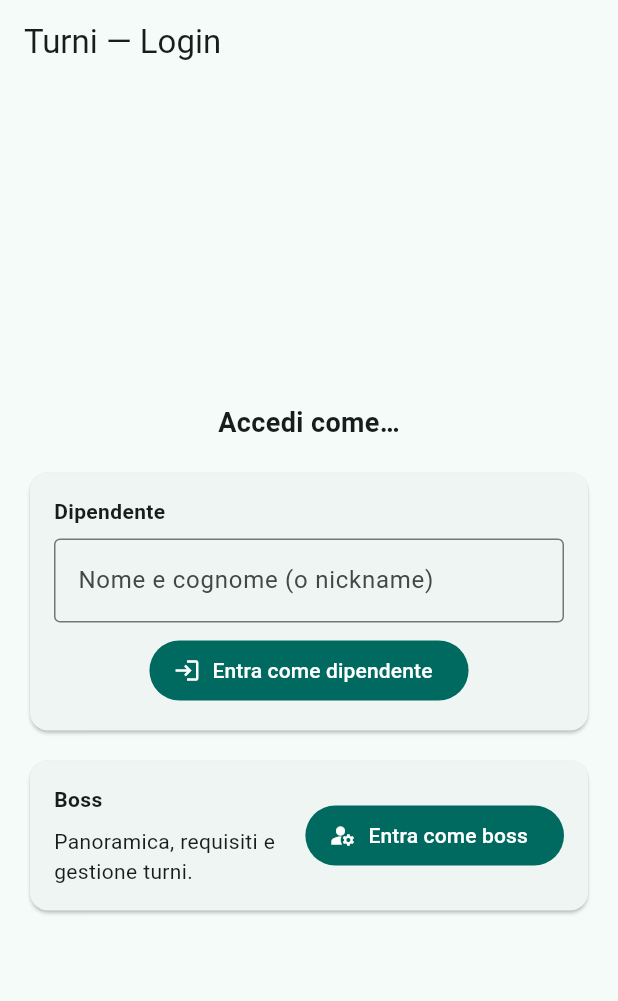
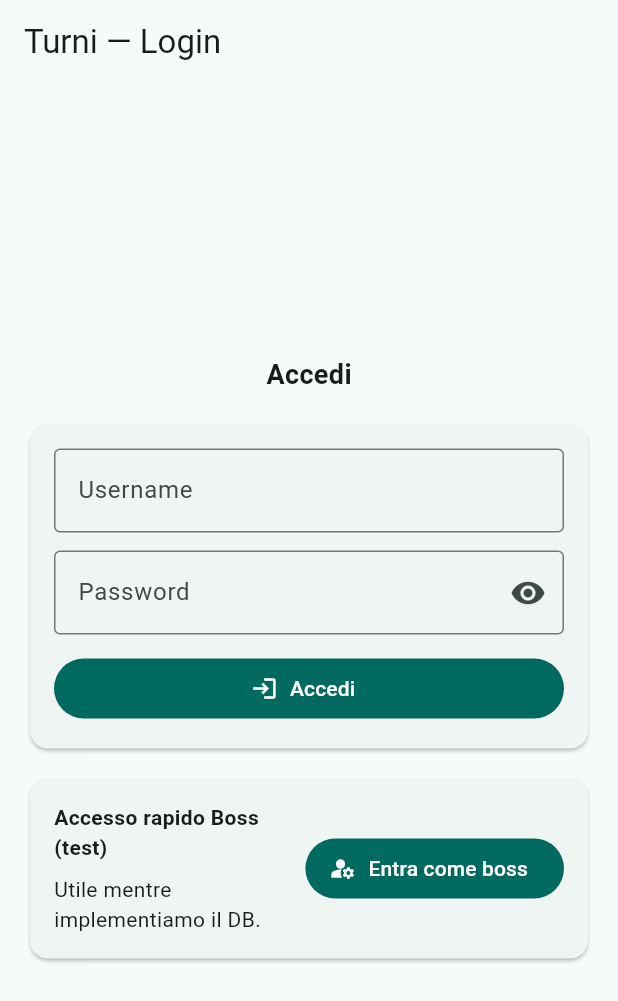
Before and after one commit to leopu00/turni, a Flutter app: the screen it shows after launch, on a phone screen of 412 x 824 dp. Shown: the top 1001 px of the screen. Run offline on Flutter 3.47's test engine with Material 3 defaults, Android fonts, the phone set to English and light mode, and no system bars; our stand-ins replace sqflite; accounts and stored records are empty.

Commit message:
feat(auth): username+password login w/ role routing; add SQLite DAO; web fallback; fix Apple builds

```diff
--- /dev/null
+++ b/lib/data/auth_dao.dart
@@ -0,0 +1,136 @@
+import 'dart:async';
+
+import 'package:path/path.dart' as p;
+import 'package:sqflite/sqflite.dart';
+
+/// Semplice data model utente per l'autenticazione.
+class User {
+  final int? id;
+  final String username;
+  final String password; // Per prototipo: plain-text. Passeremo a hash.
+  final String role; // 'boss' | 'employee'
+
+  const User({this.id, required this.username, required this.password, required this.role});
+
+  User copyWith({int? id, String? username, String? password, String? role}) => User(
+        id: id ?? this.id,
+        username: username ?? this.username,
+        password: password ?? this.password,
+        role: role ?? this.role,
+      );
+
+  Map<String, Object?> toMap() => {
+        'id': id,
+        'username': username,
+        'password': password,
+        'role': role,
+      };
+
+  static User fromMap(Map<String, Object?> map) => User(
+        id: map['id'] as int?,
+        username: map['username'] as String,
+        password: map['password'] as String,
+        role: map['role'] as String,
+      );
+}
+
+/// Data Access Object per la tabella `users` su SQLite.
+class AuthDao {
+  AuthDao._internal();
+  static final AuthDao instance = AuthDao._internal();
+
+  Database? _db;
+
+  Future<Database> get db async {
+    if (_db != null) return _db!;
+    _db = await _openDb();
+    return _db!;
+  }
+
+  Future<Database> _openDb() async {
+    final basePath = await getDatabasesPath();
+    final fullPath = p.join(basePath, 'turni_auth.db');
+    return openDatabase(
+      fullPath,
+      version: 1,
+      onCreate: (Database db, int version) async {
+        await db.execute('''
+          CREATE TABLE users (
+            id INTEGER PRIMARY KEY AUTOINCREMENT,
+            username TEXT NOT NULL UNIQUE,
+            password TEXT NOT NULL,
+            role TEXT NOT NULL CHECK(role IN ('boss','employee'))
+          );
+        ''');
+        // Seed iniziale
+        await db.insert('users', const User(username: 'boss', password: 'admin', role: 'boss').toMap());
+        await db.insert('users', const User(username: 'mario', password: '1234', role: 'employee').toMap());
+        await db.insert('users', const User(username: 'anna', password: 'abcd', role: 'employee').toMap());
+      },
+    );
+  }
+
+  Future<User?> findByUsername(String username) async {
+    final database = await db;
+    final rows = await database.query(
+      'users',
+      where: 'LOWER(username) = ?',
+      whereArgs: [username.trim().toLowerCase()],
+      limit: 1,
+    );
+    if (rows.isEmpty) return null;
+    return User.fromMap(rows.first);
+  }
+
+  Future<User?> verifyLogin(String username, String password) async {
+    final u = await findByUsername(username);
+    if (u == null) return null;
+    if (u.password != password) return null;
+    return u;
+  }
+
+  Future<int> insertUser(User user) async {
+    final database = await db;
+    return database.insert('users', user.toMap(), conflictAlgorithm: ConflictAlgorithm.abort);
+  }
+
+  Future<int> upsertUser(User user) async {
+    final database = await db;
+    final existing = await findByUsername(user.username);
+    if (existing == null) {
+      return insertUser(user);
+    } else {
+      await database.update(
+        'users',
+        user.copyWith(id: existing.id).toMap(),
+        where: 'id = ?',
+        whereArgs: [existing.id],
+      );
+      return existing.id!;
+    }
+  }
+
+  Future<int> deleteUserByUsername(String username) async {
+    final database = await db;
+    return database.delete(
+      'users',
+      where: 'LOWER(username) = ?',
+      whereArgs: [username.trim().toLowerCase()],
+    );
+  }
+
+  Future<int> countUsers() async {
+    final database = await db;
+    final res = await database.rawQuery('SELECT COUNT(*) AS c FROM users');
+    final c = Sqflite.firstIntValue(res) ?? 0;
+    return c;
+  }
+
+  Future<void> resetAndSeed() async {
+    final database = await db;
+    await database.delete('users');
+    await database.insert('users', const User(username: 'boss', password: 'admin', role: 'boss').toMap());
+    await database.insert('users', const User(username: 'mario', password: '1234', role: 'employee').toMap());
+    await database.insert('users', const User(username: 'anna', password: 'abcd', role: 'employee').toMap());
+  }
+}
--- a/lib/data/login_page.dart
+++ b/lib/data/login_page.dart
@@ -1,7 +1,14 @@
 import 'package:flutter/material.dart';
+import 'dart:async';
+import 'package:flutter/foundation.dart' show kIsWeb;
 import 'session_store.dart';
+import 'auth_dao.dart';
 import '../pages/boss_page.dart';
+
 import '../pages/employee_home_page.dart';
+
+enum _Role { boss, employee }
+
 
 
 class LoginPage extends StatefulWidget {
@@ -13,26 +20,96 @@ class LoginPage extends StatefulWidget {
 
 class _LoginPageState extends State<LoginPage> {
   final session = SessionStore.instance;
-  final _nameCtrl = TextEditingController();
+  final _userCtrl = TextEditingController();
+  final _passCtrl = TextEditingController();
+  bool _submitting = false;
   final _formKey = GlobalKey<FormState>();
 
-  void _goEmployee() {
-    if (_formKey.currentState!.validate()) {
-      final name = _nameCtrl.text;
-      session.loginEmployee(name);
-      Navigator.pushReplacement(
-        context,
-        MaterialPageRoute(builder: (_) => const EmployeeHomePage()),
+  Future<_Role?> _authenticate(String username, String password) async {
+    if (kIsWeb) {
+      // Fallback per Web/Chrome: sqflite non è supportato su web.
+      const users = <String, Map<String, String>>{
+        'boss': {'password': 'admin', 'role': 'boss'},
+        'mario': {'password': '1234', 'role': 'employee'},
+        'anna': {'password': 'abcd', 'role': 'employee'},
+      };
+      await Future.delayed(const Duration(milliseconds: 150));
+      final u = users[username.trim().toLowerCase()];
+      if (u == null) return null;
+      if (u['password'] != password) return null;
+      return u['role'] == 'boss' ? _Role.boss : _Role.employee;
+    }
+
+    // Mobile/desktop native: usa SQLite tramite AuthDao
+    final u = await AuthDao.instance.verifyLogin(username, password);
+    if (u == null) return null;
+    return u.role == 'boss' ? _Role.boss : _Role.employee;
+  }
+
+  Future<void> _handleLogin() async {
+    if (!_formKey.currentState!.validate()) return;
+    setState(() => _submitting = true);
+    final username = _userCtrl.text.trim();
+    final password = _passCtrl.text;
+
+    try {
+      final role = await _authenticate(username, password)
+          .timeout(const Duration(seconds: 6));
+
+      if (!mounted) return;
+      setState(() => _submitting = false);
+
+      if (role == null) {
+        ScaffoldMessenger.of(context).showSnackBar(
+          SnackBar(content: Text(kIsWeb
+              ? 'Credenziali non valide (Web)'
+              : 'Credenziali non valide')),
+        );
+        return;
+      }
+
+      if (role == _Role.boss) {
+        session.loginBoss();
+        Navigator.pushReplacement(
+          context,
+          MaterialPageRoute(builder: (_) => const BossPage()),
+        );
+      } else {
+        session.loginEmployee(username);
+        Navigator.pushReplacement(
+          context,
+          MaterialPageRoute(builder: (_) => const EmployeeHomePage()),
+        );
+      }
+    } on TimeoutException {
+      if (!mounted) return;
+      setState(() => _submitting = false);
+      ScaffoldMessenger.of(context).showSnackBar(
+        const SnackBar(content: Text('Timeout durante l\'accesso. Riprova.')),
+      );
+    } catch (e) {
+      if (!mounted) return;
+      setState(() => _submitting = false);
+      ScaffoldMessenger.of(context).showSnackBar(
+        SnackBar(content: Text('Errore login: $e')),
       );
     }
   }
 
+  // Quick testing fallback entry point
   void _goBoss() {
     session.loginBoss();
     Navigator.pushReplacement(
       context,
       MaterialPageRoute(builder: (_) => const BossPage()),
     );
+  }
+
+  @override
+  void dispose() {
+    _userCtrl.dispose();
+    _passCtrl.dispose();
+    super.dispose();
   }
 
   @override
@@ -48,7 +125,7 @@ class _LoginPageState extends State<LoginPage> {
               mainAxisAlignment: MainAxisAlignment.center,
               children: [
                 const Text(
-                  'Accedi come…',
+                  'Accedi',
                   style: TextStyle(fontSize: 18, fontWeight: FontWeight.w600),
                 ),
                 const SizedBox(height: 16),
@@ -59,25 +136,35 @@ class _LoginPageState extends State<LoginPage> {
                       key: _formKey,
                       child: Column(
                         children: [
-                          const Align(
-                            alignment: Alignment.centerLeft,
-                            child: Text('Dipendente', style: TextStyle(fontWeight: FontWeight.bold)),
-                          ),
-                          const SizedBox(height: 8),
                           TextFormField(
-                            controller: _nameCtrl,
+                            controller: _userCtrl,
                             decoration: const InputDecoration(
-                              labelText: 'Nome e cognome (o nickname)',
+                              labelText: 'Username',
                               border: OutlineInputBorder(),
                             ),
+                            textInputAction: TextInputAction.next,
                             validator: (v) =>
-                                (v == null || v.trim().isEmpty) ? 'Inserisci un nome' : null,
+                                (v == null || v.trim().isEmpty) ? 'Inserisci lo username' : null,
                           ),
-                          const SizedBox(height: 8),
-                          FilledButton.icon(
-                            onPressed: _goEmployee,
-                            icon: const Icon(Icons.login),
-                            label: const Text('Entra come dipendente'),
+                          const SizedBox(height: 12),
+                          _PasswordField(
+                            controller: _passCtrl,
+                            onSubmit: _handleLogin,
+                          ),
+                          const SizedBox(height: 12),
+                          SizedBox(
+                            width: double.infinity,
+                            child: FilledButton.icon(
+                              onPressed: _submitting ? null : _handleLogin,
+                              icon: _submitting
+                                  ? const SizedBox(
+                                      width: 16,
+                                      height: 16,
+                                      child: CircularProgressIndicator(strokeWidth: 2),
+                                    )
+                                  : const Icon(Icons.login),
+                              label: const Text('Accedi'),
+                            ),
                           ),
                         ],
                       ),
@@ -94,9 +181,9 @@ class _LoginPageState extends State<LoginPage> {
                           child: Column(
                             crossAxisAlignment: CrossAxisAlignment.start,
                             children: [
-                              Text('Boss', style: TextStyle(fontWeight: FontWeight.bold)),
+                              Text('Accesso rapido Boss (test)', style: TextStyle(fontWeight: FontWeight.bold)),
                               SizedBox(height: 8),
-                              Text('Panoramica, requisiti e gestione turni.'),
+                              Text('Utile mentre implementiamo il DB.'),
                             ],
                           ),
                         ),
@@ -117,3 +204,34 @@ class _LoginPageState extends State<LoginPage> {
     );
   }
 }
+
+class _PasswordField extends StatefulWidget {
+  const _PasswordField({required this.controller, required this.onSubmit});
+  final TextEditingController controller;
+  final Future<void> Function() onSubmit;
+
+  @override
+  State<_PasswordField> createState() => _PasswordFieldState();
+}
+
+class _PasswordFieldState extends State<_PasswordField> {
+  bool _obscure = true;
+
+  @override
+  Widget build(BuildContext context) {
+    return TextFormField(
+      controller: widget.controller,
+      decoration: InputDecoration(
+        labelText: 'Password',
+        border: const OutlineInputBorder(),
+        suffixIcon: IconButton(
+          icon: Icon(_obscure ? Icons.visibility : Icons.visibility_off),
+          onPressed: () => setState(() => _obscure = !_obscure),
+        ),
+      ),
+      obscureText: _obscure,
+      validator: (v) => (v == null || v.isEmpty) ? 'Inserisci la password' : null,
+      onFieldSubmitted: (_) => widget.onSubmit(),
+    );
+  }
+}
```
Also changed, not shown: pubspec.yaml (+3 -60 lines), 9 other files.
